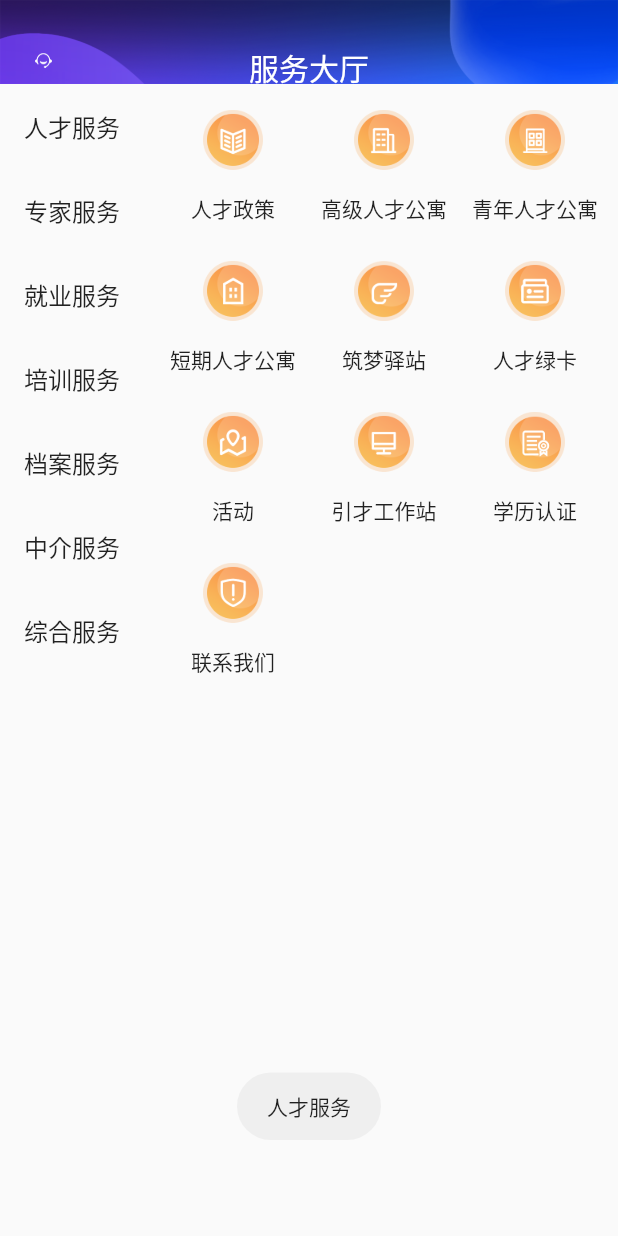
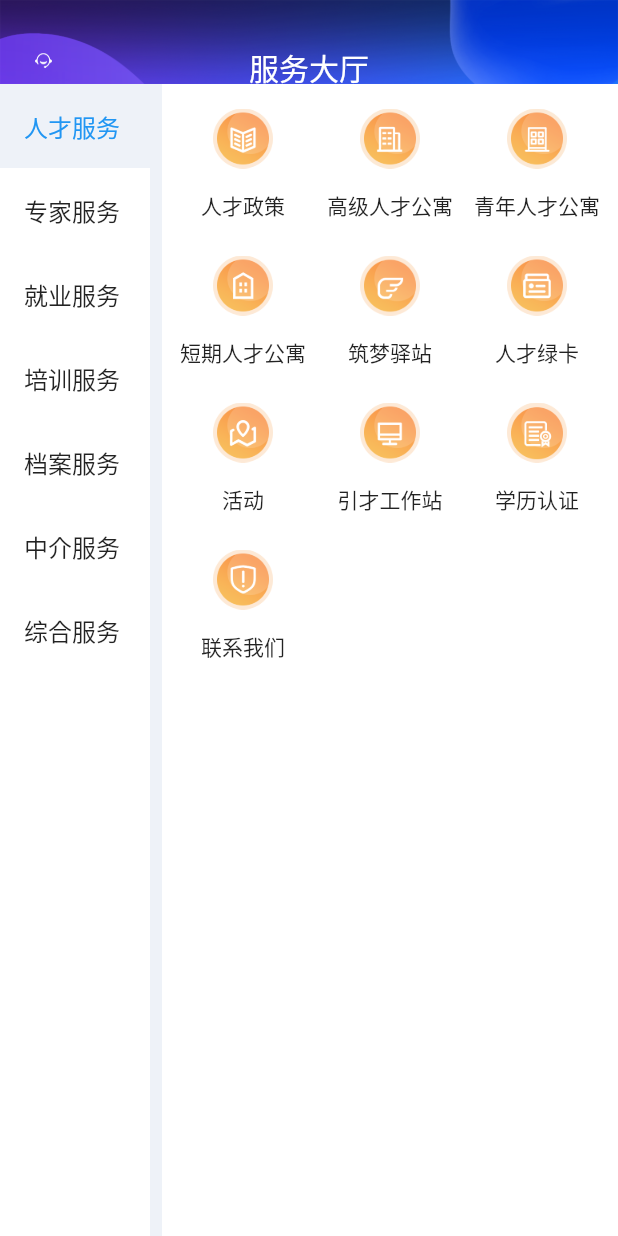
Before and after one commit to qianglifei/flutter_app_gr, a Flutter app: the ServiceCenterPage screen opened directly, after a tap on "人才服务", on a phone screen of 412 x 824 dp. Run offline on Flutter 3.47's test engine with Material 2 defaults, Android fonts, the phone set to English and light mode, and no system bars; our stand-ins replace dio, flutter_screenutil, flutter_swiper, fluttertoast, shared_preferences; accounts and stored records are empty.

Commit message:
服务大厅初始

```diff
--- a/lib/ui/first_page/key_service_enterprises_widget.dart
+++ b/lib/ui/first_page/key_service_enterprises_widget.dart
@@ -107,7 +107,7 @@ class _KeyServiceEnterPrisesWidget extends State<KeyServiceEnterPrisesWidget>{
           width: 75,
           decoration: BoxDecoration(
             borderRadius: BorderRadius.all(Radius.circular(9)),
-            color: Colors.black12
+            color: Color.fromRGBO(238, 242, 248, 1)
           ),
           child: Column(
             mainAxisAlignment: MainAxisAlignment.spaceEvenly,
--- a/lib/ui/service_center_page/service_center_screen.dart
+++ b/lib/ui/service_center_page/service_center_screen.dart
@@ -22,9 +22,10 @@ class ServiceCenterPage extends BaseWidget{
 class ServiceCenterPageState extends BaseWidgetState<ServiceCenterPage> {
   List<String> _titleList = new List();
   ScrollController _scrollController = new ScrollController();
-  Color _ItemColor;
+  Color _ItemColor = Colors.white;
   bool check = false;
   List<ServiceEntity> _list = [];
+  int position = 100;
   @override
   CustomAppBar getAppBar() {
     // TODO: implement getAppBar
@@ -74,7 +75,7 @@ class ServiceCenterPageState extends BaseWidgetState<ServiceCenterPage> {
     return Scaffold(
       body: Container(
           decoration: BoxDecoration(
-              color: Color.fromARGB(1,238, 242, 248)
+              color: Colors.white
           ),
           child: Row(
               children: <Widget>[
@@ -85,19 +86,34 @@ class ServiceCenterPageState extends BaseWidgetState<ServiceCenterPage> {
                       itemCount: _titleList.length,
                       scrollDirection: Axis.vertical,
                       itemBuilder: (BuildContext context,int index){
-                        return ListTile(
-                          title: Text(_titleList[index]),
-                          selected: check,
+                        return Container(
+                          child: ListTile(
+                            title: Text(
+                              _titleList[index],
+                            ),
+                            selected: index == position ? true : false,
                             onTap: (){
                               updateContentData(context,index);
-                              Fluttertoast.showToast(msg: _titleList[index]);
                             },
+                          ),
+                          decoration: BoxDecoration(
+                            color: index == position ? Color.fromRGBO(238, 242, 248, 1) : Colors.white,
+                          ),
                         );
                       }
                   ),
                 ),
                SizedBox(
-                 width: MediaQuery.of(context).size.width - 100,
+                 width: 8,
+                 height: MediaQuery.of(context).size.height,
+                 child: Container(
+                   decoration: BoxDecoration(
+                     color: Color.fromRGBO(238, 242, 248, 1)
+                   ),
+                 ),
+               ),
+               SizedBox(
+                 width: MediaQuery.of(context).size.width - 108,
                  child: GridView.count(
                      //一行Widget的数量
                      crossAxisCount: 3,
@@ -145,44 +161,60 @@ class ServiceCenterPageState extends BaseWidgetState<ServiceCenterPage> {
   }
 
   void updateContentData(BuildContext context, int index) {
+    setState((){
+      position = index;
+      _ItemColor = Color.fromRGBO(238, 242, 248, 1);
+    });
+
     switch(index) {
     //人才服务
-      case 0:
+      case 0:{
         setState(() {
           _list = getDataList(ServiceDataContents.getListTalents());
         });
+      }
       break;
     //专家服务
-      case 1:
+      case 1:{
         setState(() {
           _list = getDataList(ServiceDataContents.getListSpecialist());
         });
+      }
       break;
     //就业服务
-      case 2:
+      case 2:{
         setState(() {
           _list = getDataList(ServiceDataContents.getListEmploymentList());
         });
+      }
       break;
     //培训服务
-      case 3:
+      case 3:{
         setState(() {
           _list = getDataList(ServiceDataContents.getListTrainList());
         });
+      }
       break;
     //档案服务
-      case 4:
+      case 4:{
         setState(() {
           _list = getDataList(ServiceDataContents.getListRecord());
         });
+      }
       break;
     //中介服务
-      case 5:
+      case 5:{
+        setState(() {
           _list = getDataList(ServiceDataContents.getListIntermediaryAgent());
+        });
+      }
       break;
     //综合服务
-      case 6:
+      case 6:{
+        setState(() {
           _list = getDataList(ServiceDataContents.getListSynthesize());
+        });
+      }
       break;
     }
   }
@@ -200,7 +232,7 @@ class ServiceCenterPageState extends BaseWidgetState<ServiceCenterPage> {
           ),
           Padding(
             padding: EdgeInsets.fromLTRB(0, 8, 0, 0),
-            child: Text(item,style: TextStyle()),
+            child: Text(item,overflow: TextOverflow.ellipsis),
           )
         ],
       ),
```
Lines whose indentation alone changed are shown as unchanged.
